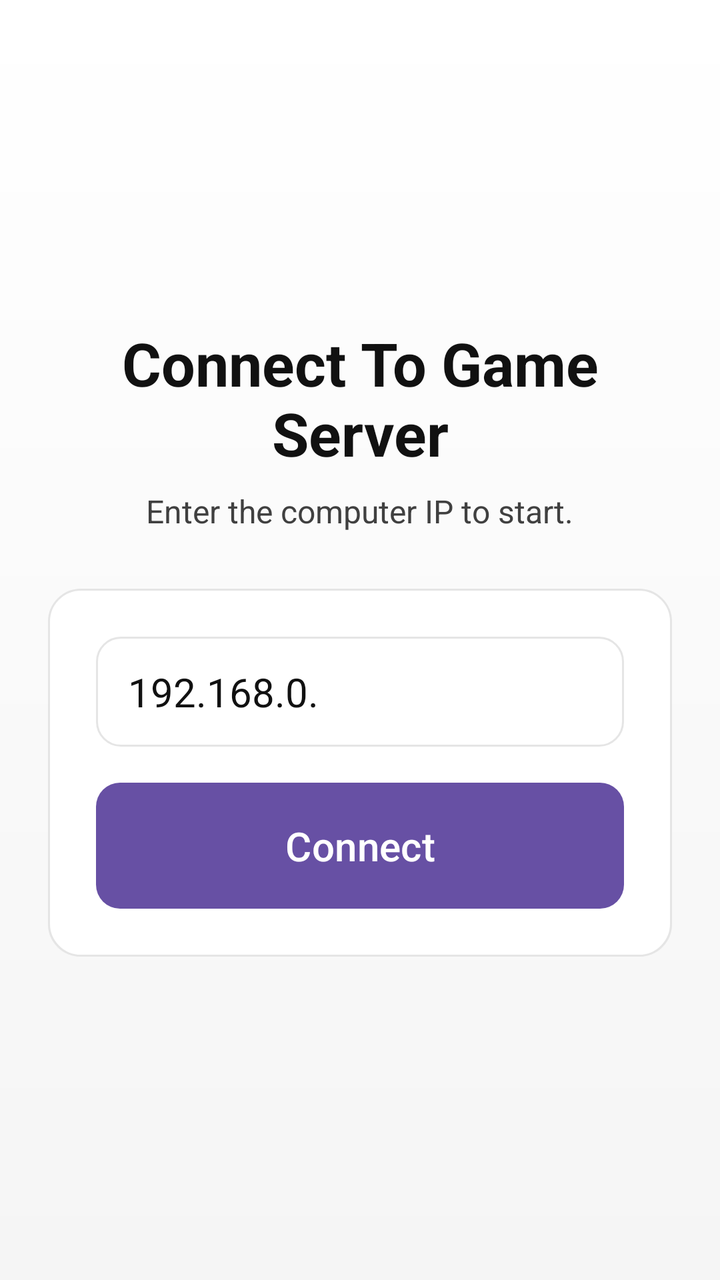
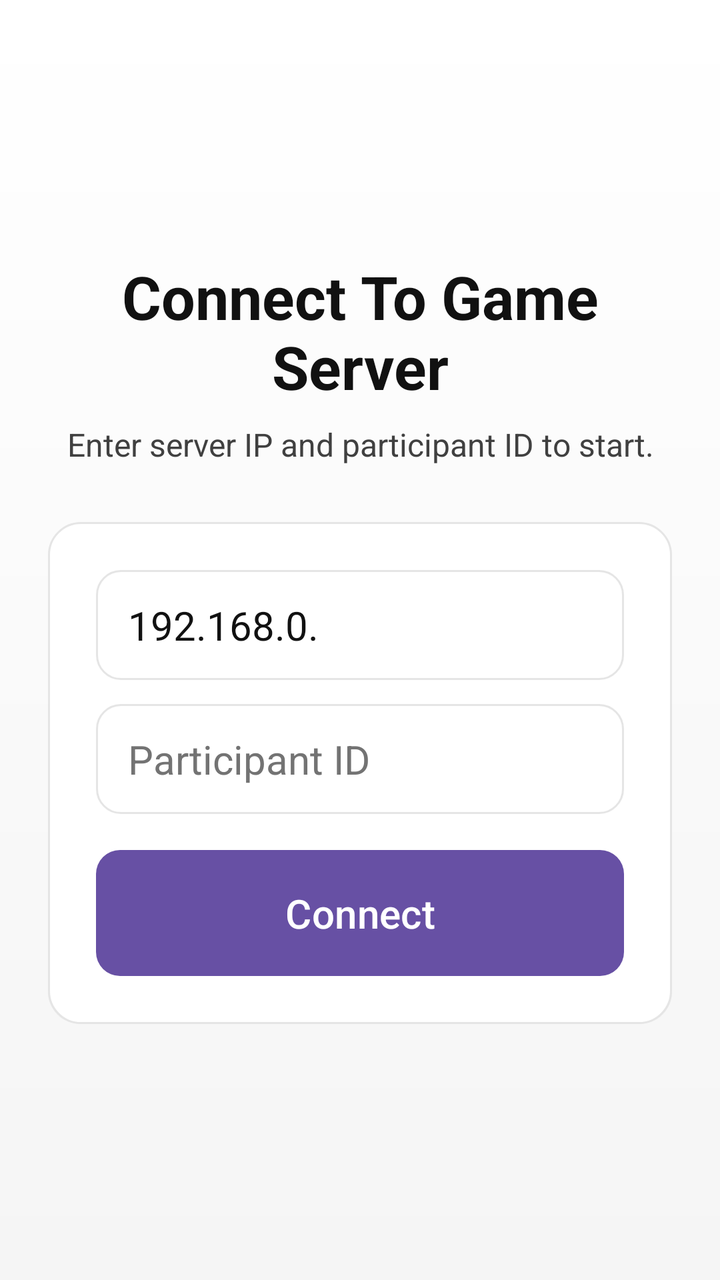

An Android layout rendered at two revisions. The XML below is the earlier revision; the diff shows what the commit changed to produce the second picture.
<!-- AndroidManifest.xml: application theme Theme.InvestmentGame -->
<!-- res/layout/activity_setup.xml -->
<?xml version="1.0" encoding="utf-8"?>
<LinearLayout xmlns:android="http://schemas.android.com/apk/res/android"
    android:layout_width="match_parent"
    android:layout_height="match_parent"
    android:background="@drawable/main_background"
    android:gravity="center"
    android:orientation="vertical"
    android:padding="24dp">

    <TextView
        android:layout_width="wrap_content"
        android:layout_height="wrap_content"
        android:gravity="center"
        android:text="@string/title_setup"
        android:textColor="@color/text_primary"
        android:textSize="30sp"
        android:textStyle="bold" />

    <TextView
        android:layout_width="wrap_content"
        android:layout_height="wrap_content"
        android:layout_marginTop="8dp"
        android:gravity="center"
        android:text="@string/subtitle_setup"
        android:textColor="@color/text_secondary"
        android:textSize="16sp" />

    <LinearLayout
        android:layout_width="match_parent"
        android:layout_height="wrap_content"
        android:layout_marginTop="28dp"
        android:background="@drawable/glass_pane"
        android:orientation="vertical"
        android:padding="24dp">

    <EditText
        android:id="@+id/ip"
        android:layout_width="match_parent"
        android:layout_height="wrap_content"
        android:background="@drawable/input_panel"
        android:hint="@string/hint_ip"
        android:inputType="text"
        android:paddingStart="16dp"
        android:paddingTop="14dp"
        android:paddingEnd="16dp"
        android:paddingBottom="14dp"
        android:text="192.168.0."
        android:textColor="@color/text_primary"
        android:textColorHint="@color/text_muted"
        android:textSize="20sp" />

    <Button
        android:id="@+id/connect"
        android:layout_width="match_parent"
        android:layout_height="wrap_content"
        android:layout_marginTop="18dp"
        android:background="@drawable/button_primary"
        android:paddingTop="14dp"
        android:paddingBottom="14dp"
        android:stateListAnimator="@animator/button_press"
        android:text="@string/button_connect"
        android:textAllCaps="false"
        android:textColor="@color/white"
        android:textSize="20sp"
        android:textStyle="normal" />

    </LinearLayout>

</LinearLayout>
<!-- resources referenced by this layout -->
<resources>
  <color name="text_muted">#737373</color>
  <color name="text_primary">#111111</color>
  <color name="text_secondary">#404040</color>
  <color name="white">#FFFFFFFF</color>
  <!-- drawable button_primary (drawable) -->
  <?xml version="1.0" encoding="utf-8"?>
  <selector xmlns:android="http://schemas.android.com/apk/res/android">
      <item android:state_pressed="true">
          <shape android:shape="rectangle">
              <corners android:radius="12dp" />
              <solid android:color="#000000" />
          </shape>
      </item>
      <item>
          <shape android:shape="rectangle">
              <corners android:radius="12dp" />
              <solid android:color="#111111" />
          </shape>
      </item>
  </selector>
  <!-- drawable glass_pane (drawable) -->
  <?xml version="1.0" encoding="utf-8"?>
  <layer-list xmlns:android="http://schemas.android.com/apk/res/android">
      <item android:top="1dp">
          <shape android:shape="rectangle">
              <corners android:radius="16dp" />
              <solid android:color="@color/surface_shadow" />
          </shape>
      </item>
  
      <item>
          <shape android:shape="rectangle">
              <corners android:radius="16dp" />
              <solid android:color="@color/surface_white" />
              <stroke
                  android:width="1dp"
                  android:color="@color/surface_stroke" />
          </shape>
      </item>
  </layer-list>
  <!-- drawable input_panel (drawable) -->
  <?xml version="1.0" encoding="utf-8"?>
  <shape xmlns:android="http://schemas.android.com/apk/res/android"
      android:shape="rectangle">
      <corners android:radius="12dp" />
      <solid android:color="#FFFFFFFF" />
      <stroke
          android:width="1dp"
          android:color="#E5E5E5" />
  </shape>
  <!-- drawable main_background (drawable) -->
  <?xml version="1.0" encoding="utf-8"?>
  <shape xmlns:android="http://schemas.android.com/apk/res/android"
      android:shape="rectangle">
      <gradient
          android:angle="270"
          android:startColor="@color/bg_top"
          android:centerColor="@color/bg_mid"
          android:endColor="@color/bg_bottom" />
  </shape>
  <string name="button_connect">Connect</string>
  <string name="hint_ip">Computer IP address</string>
  <string name="subtitle_setup">Enter the computer IP to start.</string>
  <string name="title_setup">Connect To Game Server</string>
  <style name="Theme.InvestmentGame" parent="Base.Theme.InvestmentGame" />
  <color name="surface_shadow">#0A000000</color>
  <color name="surface_white">#FFFFFFFF</color>
  <color name="surface_stroke">#E5E5E5</color>
  <color name="bg_top">#FFFFFF</color>
  <color name="bg_mid">#FAFAFA</color>
  <color name="bg_bottom">#F5F5F5</color>
  <style name="Base.Theme.InvestmentGame" parent="Theme.Material3.DayNight.NoActionBar">
          
          
      </style>
</resources>

<!-- the commit's change to res/layout/activity_setup.xml (unified diff, before → after) -->
@@ -49,6 +49,22 @@
         android:textColorHint="@color/text_muted"
         android:textSize="20sp" />
 
+    <EditText
+        android:id="@+id/participant_id"
+        android:layout_width="match_parent"
+        android:layout_height="wrap_content"
+        android:layout_marginTop="12dp"
+        android:background="@drawable/input_panel"
+        android:hint="@string/hint_participant_id"
+        android:inputType="text"
+        android:paddingStart="16dp"
+        android:paddingTop="14dp"
+        android:paddingEnd="16dp"
+        android:paddingBottom="14dp"
+        android:textColor="@color/text_primary"
+        android:textColorHint="@color/text_muted"
+        android:textSize="20sp" />
+
     <Button
         android:id="@+id/connect"
         android:layout_width="match_parent"
<!-- resource entries referenced after the edit -->
@@ -62,7 +62,8 @@
   </shape>
   <string name="button_connect">Connect</string>
   <string name="hint_ip">Computer IP address</string>
-  <string name="subtitle_setup">Enter the computer IP to start.</string>
+  <string name="hint_participant_id">Participant ID</string>
+  <string name="subtitle_setup">Enter server IP and participant ID to start.</string>
   <string name="title_setup">Connect To Game Server</string>
   <style name="Theme.InvestmentGame" parent="Base.Theme.InvestmentGame" />
   <color name="surface_shadow">#0A000000</color>
